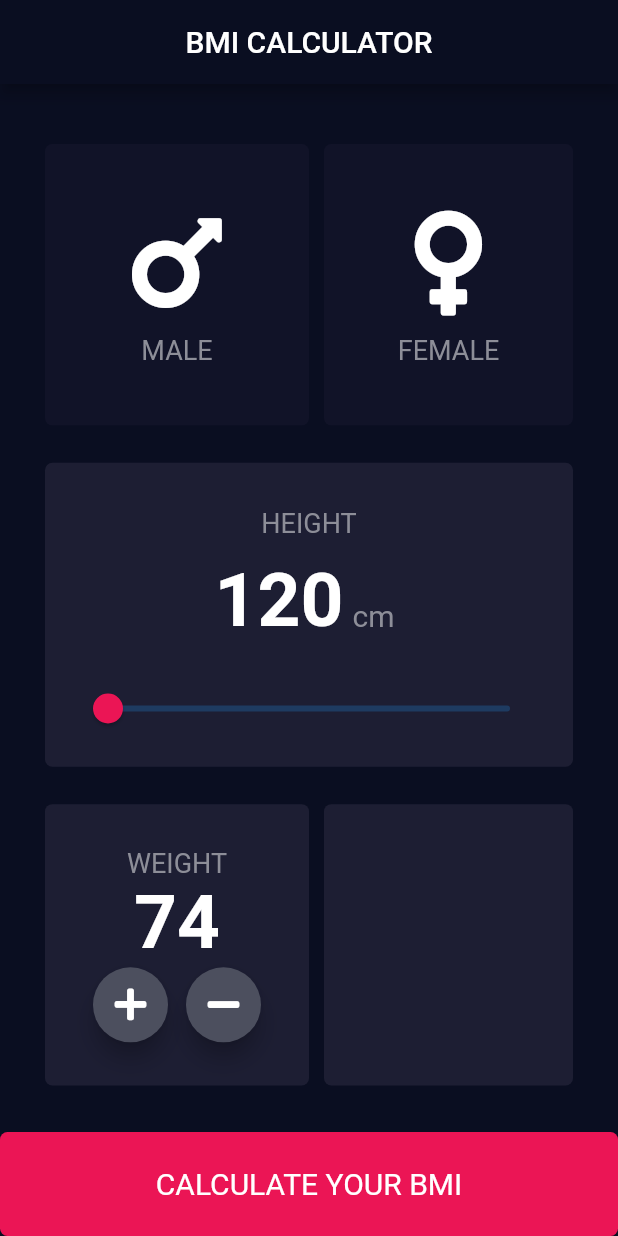
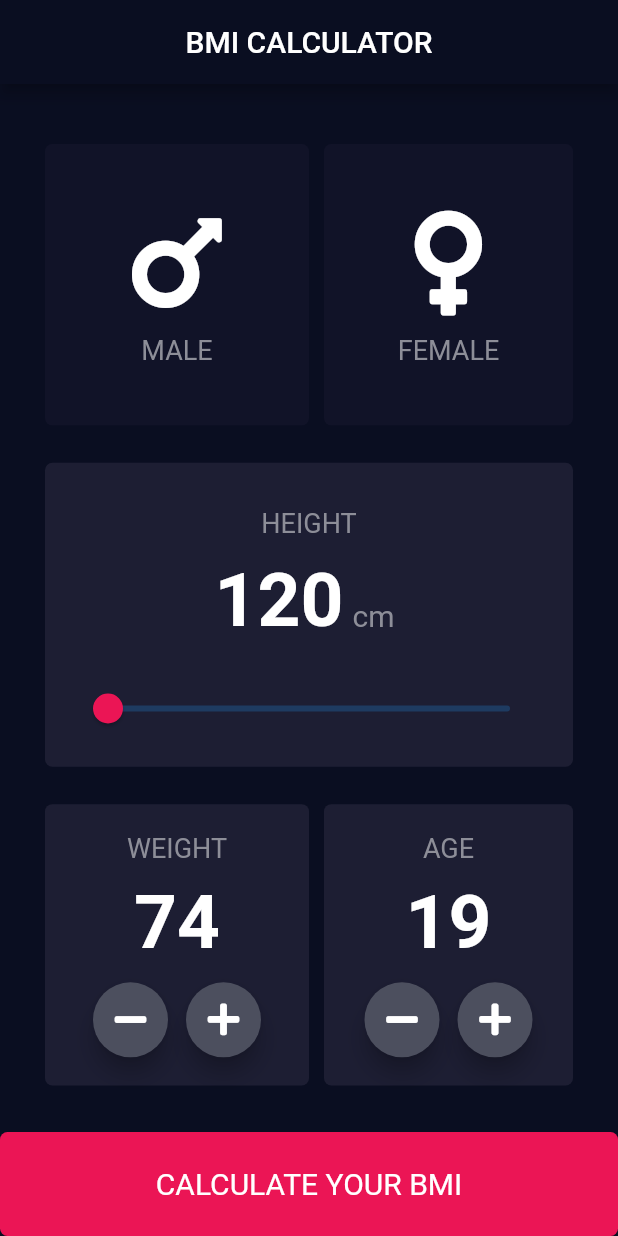
Before and after one commit to JAtoms/BMI, a Flutter app: the screen it shows after launch, on a phone screen of 412 x 824 dp. Run offline on Flutter 3.47's test engine with Material 2 defaults, Android fonts, the phone set to English and light mode, and no system bars; our stand-ins replace font_awesome_flutter.

Commit message:
Card input readjusted

```diff
--- a/lib/input_page_file.dart
+++ b/lib/input_page_file.dart
@@ -1,3 +1,4 @@
+import 'package:bmi/reusableCardContent.dart';
 import 'package:bmi/reusableCards.dart';
 import 'package:flutter/material.dart';
 import 'package:font_awesome_flutter/font_awesome_flutter.dart';
@@ -16,7 +17,7 @@ class InputPage extends StatefulWidget {
 }
 
 int bmiValue = 120;
-int ageValue = 25;
+int ageValue = 19;
 int weightValue = 74;
 
 Gender selectedGender;
@@ -157,13 +158,19 @@ class _InputPageState extends State<InputPage> {
                           cardChild: Column(
                             mainAxisAlignment: MainAxisAlignment.center,
                             children: [
-                              Text(
-                                'WEIGHT',
-                                style: kLabelTestStyle,
+                              Padding(
+                                padding: const EdgeInsets.only(bottom: 10),
+                                child: Text(
+                                  'WEIGHT',
+                                  style: kLabelTestStyle,
+                                ),
                               ),
-                              Text(
-                                weightValue.toString(),
-                                style: kLabelBoldTestStyle,
+                              Padding(
+                                padding: const EdgeInsets.only(bottom: 10),
+                                child: Text(
+                                  weightValue.toString(),
+                                  style: kLabelBoldTestStyle,
+                                ),
                               ),
                               Row(
                                 mainAxisAlignment: MainAxisAlignment.center,
@@ -171,11 +178,11 @@ class _InputPageState extends State<InputPage> {
                                   RoundButton(
                                       onPress: () {
                                         setState(() {
-                                          weightValue++;
+                                          weightValue--;
                                         });
                                       },
                                       icon: Icon(
-                                        FontAwesomeIcons.plus,
+                                        FontAwesomeIcons.minus,
                                         color: Colors.white,
                                       )),
                                   SizedBox(
@@ -184,11 +191,11 @@ class _InputPageState extends State<InputPage> {
                                   RoundButton(
                                     onPress: () {
                                       setState(() {
-                                        weightValue--;
+                                        weightValue++;
                                       });
                                     },
                                     icon: Icon(
-                                      FontAwesomeIcons.minus,
+                                      FontAwesomeIcons.plus,
                                       color: Colors.white,
                                     ),
                                   ),
@@ -206,8 +213,56 @@ class _InputPageState extends State<InputPage> {
                           mRight: 30,
                           mBottom: 15,
                           color: kActiveCardColor,
+                          cardChild: Column(
+                            mainAxisAlignment: MainAxisAlignment.center,
+                            children: [
+                              Padding(
+                                padding: const EdgeInsets.only(bottom: 10),
+                                child: Text(
+                                  'AGE',
+                                  style: kLabelTestStyle,
+                                ),
+                              ),
+                              Padding(
+                                padding: const EdgeInsets.only(bottom: 10),
+                                child: Text(
+                                  ageValue.toString(),
+                                  style: kLabelBoldTestStyle,
+                                ),
+                              ),
+                              Row(
+                                mainAxisAlignment: MainAxisAlignment.center,
+                                children: [
+                                  RoundButton(
+                                      onPress: () {
+                                        setState(() {
+                                          ageValue--;
+                                        });
+                                      },
+                                      icon: Icon(
+                                        FontAwesomeIcons.minus,
+                                        color: Colors.white,
+                                      )),
+                                  SizedBox(
+                                    width: 12,
+                                  ),
+                                  RoundButton(
+                                    onPress: () {
+                                      setState(() {
+                                        ageValue++;
+                                      });
+                                    },
+                                    icon: Icon(
+                                      FontAwesomeIcons.plus,
+                                      color: Colors.white,
+                                    ),
+                                  ),
+                                ],
+                              )
+                            ],
+                          ),
                         ),
-                      ),
+                      )
                     ],
                   ),
                 ),
@@ -235,22 +290,3 @@ class _InputPageState extends State<InputPage> {
     );
   }
 }
-
-class RoundButton extends StatelessWidget {
-  final Widget icon;
-  final Function onPress;
-
-  RoundButton({this.onPress, @required this.icon});
-
-  @override
-  Widget build(BuildContext context) {
-    return RawMaterialButton(
-      onPressed: onPress,
-      fillColor: Color(0XFF4C4F5E),
-      shape: CircleBorder(),
-      elevation: 6,
-      constraints: BoxConstraints.tightFor(width: 50, height: 50),
-      child: icon,
-    );
-  }
-}
--- /dev/null
+++ b/lib/reusableCardContent.dart
@@ -0,0 +1,20 @@
+import 'package:flutter/material.dart';
+
+class RoundButton extends StatelessWidget {
+  final Widget icon;
+  final Function onPress;
+
+  RoundButton({this.onPress, @required this.icon});
+
+  @override
+  Widget build(BuildContext context) {
+    return RawMaterialButton(
+      onPressed: onPress,
+      fillColor: Color(0XFF4C4F5E),
+      shape: CircleBorder(),
+      elevation: 6,
+      constraints: BoxConstraints.tightFor(width: 50, height: 50),
+      child: icon,
+    );
+  }
+}
--- a/lib/reusableCards.dart
+++ b/lib/reusableCards.dart
@@ -13,7 +13,7 @@ class ReusableCard extends StatelessWidget {
       @required this.mBottom,
       @required this.color,
       @required this.cardChild,
-      @required this.onPress});
+      this.onPress});
 
   @override
   Widget build(BuildContext context) {
```
Also changed, not shown: 1 other file.
